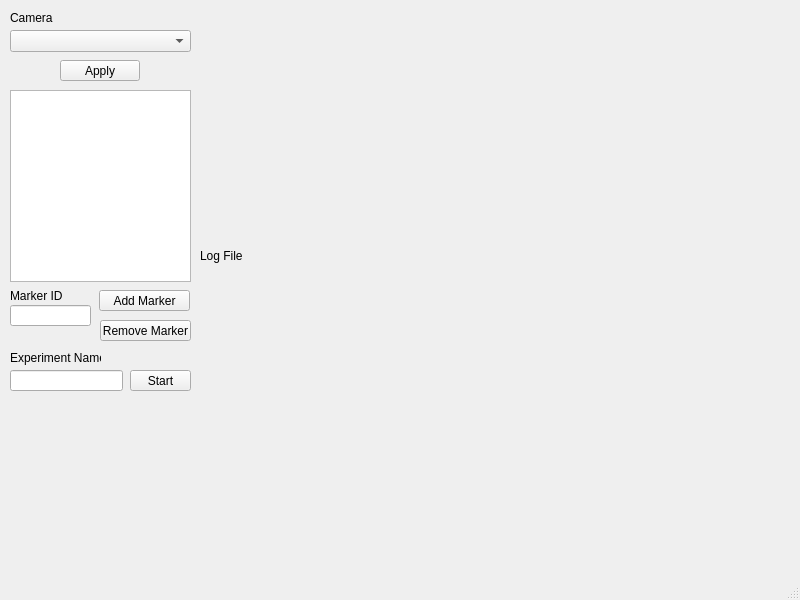
The window that mainwindow.ui (eai13/aruco_weightlessness_detector) describes before a commit, drawn with Qt 5.
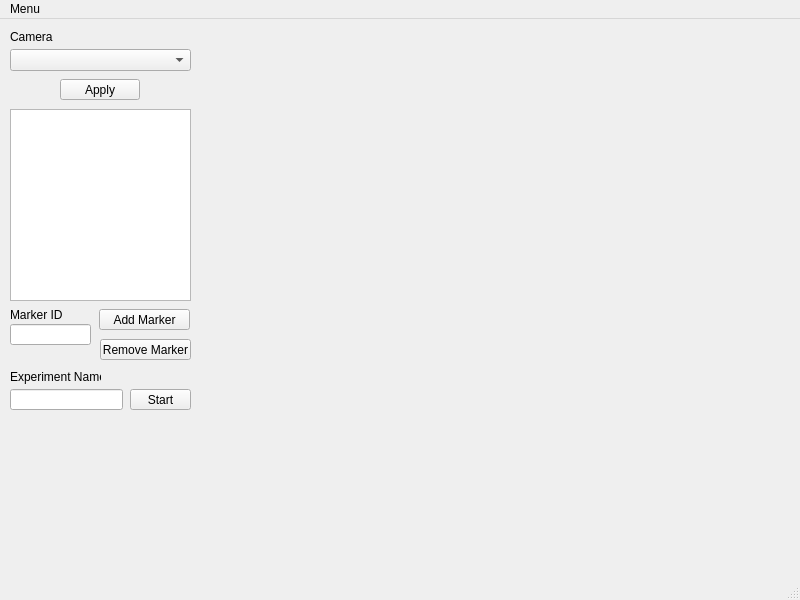
The same window after the commit.

Commit message: framerate class added

The edit to the form file:
```diff
--- a/mainwindow.ui
+++ b/mainwindow.ui
@@ -95,7 +95,7 @@
      </rect>
     </property>
     <property name="text">
-     <string>Log File</string>
+     <string/>
     </property>
    </widget>
    <widget class="QPushButton" name="pushButton_choosearuco">
@@ -180,6 +180,14 @@
      <height>20</height>
     </rect>
    </property>
+   <widget class="QMenu" name="menuSettings">
+    <property name="title">
+     <string>Menu</string>
+    </property>
+    <addaction name="actionGenerate_Markers"/>
+    <addaction name="actionExit"/>
+   </widget>
+   <addaction name="menuSettings"/>
   </widget>
   <widget class="QStatusBar" name="statusbar"/>
  </widget>
```
Left out of the diff: 15 changed lines with no effect on the pictures. The commit also changes 6 other files.
